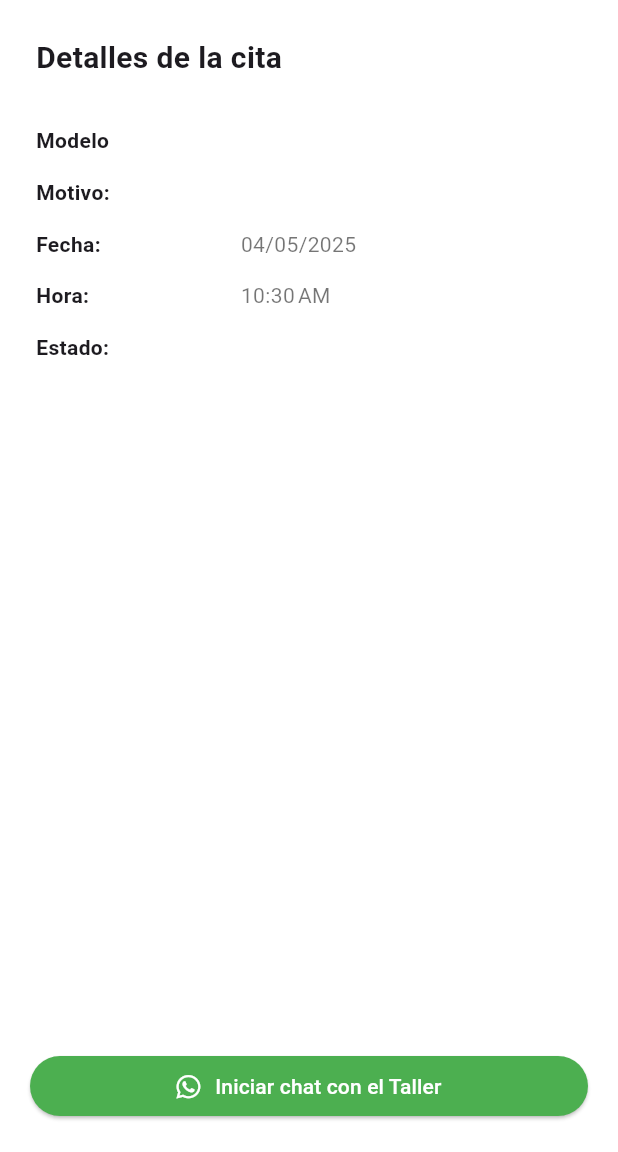
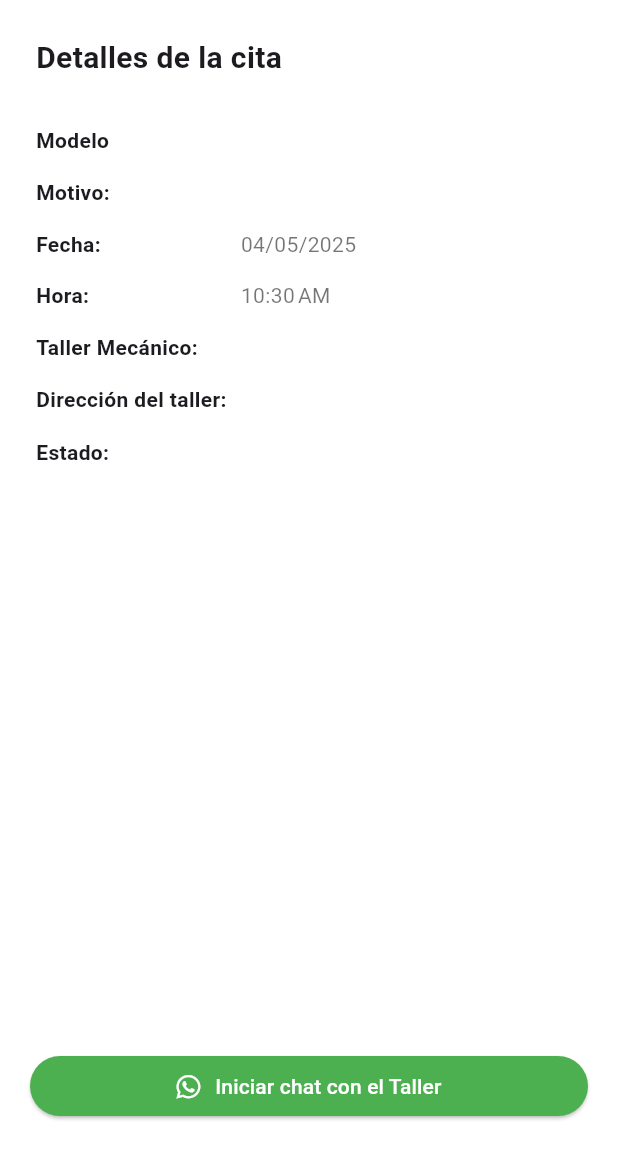
Before and after one commit to AmericoGonzalezD/FiMech, a Flutter app: the ScheduleDetailsPage screen opened directly with empty values, on a phone screen of 412 x 824 dp, the part 84-1236 px from its top. Run offline on Flutter 3.47's test engine with Material 3 defaults, Android fonts, the phone set to English and light mode, and no system bars; our stand-ins replace cloud_firestore, dotted_line, email_validator, firebase_auth, firebase_core, flutter_dotenv and 4 more; missing offline and left inert: custom_clippers, mailer; accounts and stored records are empty.

Commit message:
Adición de información del taller al ver detalles de la cita

```diff
--- a/lib/model/appointment.dart
+++ b/lib/model/appointment.dart
@@ -49,8 +49,8 @@ class Appointment {
       json['reason2'] as String,
       json['userId'] as String,
       json['idMecanico'] as String,
+      json['workshopName'] as String,
       json['workshopAddress'] as String,
-      json['workshopName'] as String,
     );
   }
   toJson() {
--- a/lib/screens/user/scheduledetails.dart
+++ b/lib/screens/user/scheduledetails.dart
@@ -156,6 +156,66 @@ class ScheduleDetailsPage extends StatelessWidget {
                   Expanded(
                     flex: 3,
                     child: Text(
+                      "Taller Mecánico:",
+                      style: Theme.of(context)
+                          .textTheme
+                          .bodyMedium
+                          ?.copyWith(fontWeight: FontWeight.bold),
+                      overflow: TextOverflow.visible,
+                    ),
+                  ),
+                  Expanded(
+                    flex: 5,
+                    child: Text(
+                      maxLines: 20,
+                      _appointment.workshopName,
+                      style: Theme.of(context)
+                          .textTheme
+                          .bodyMedium
+                          ?.copyWith(color: Colors.black54),
+                      overflow: TextOverflow.ellipsis,
+                    ),
+                  ),
+                ],
+              ),
+              const SizedBox(
+                height: 14,
+              ),
+              Row(
+                children: [
+                  Expanded(
+                    flex: 3,
+                    child: Text(
+                      "Dirección del taller:",
+                      style: Theme.of(context)
+                          .textTheme
+                          .bodyMedium
+                          ?.copyWith(fontWeight: FontWeight.bold),
+                      overflow: TextOverflow.visible,
+                    ),
+                  ),
+                  Expanded(
+                    flex: 5,
+                    child: Text(
+                      maxLines: 20,
+                      _appointment.workshopAddress,
+                      style: Theme.of(context)
+                          .textTheme
+                          .bodyMedium
+                          ?.copyWith(color: Colors.black54),
+                      overflow: TextOverflow.ellipsis,
+                    ),
+                  ),
+                ],
+              ),
+              const SizedBox(
+                height: 14,
+              ),
+              Row(
+                children: [
+                  Expanded(
+                    flex: 3,
+                    child: Text(
                       "Estado:",
                       style: Theme.of(context)
                           .textTheme
```
